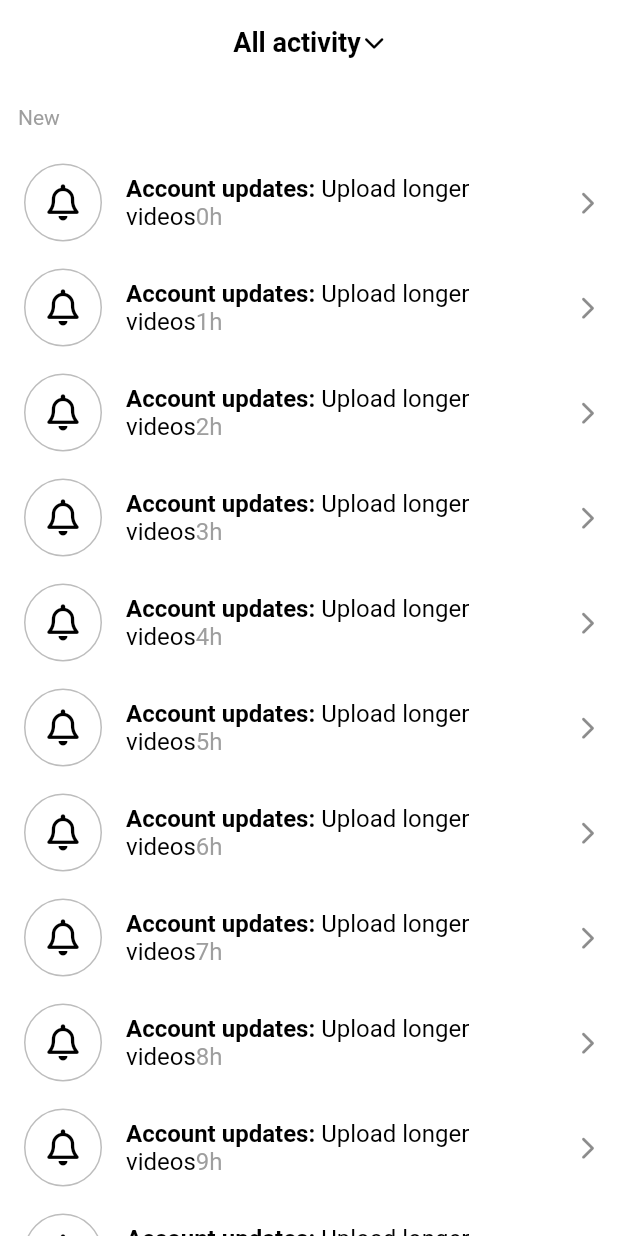
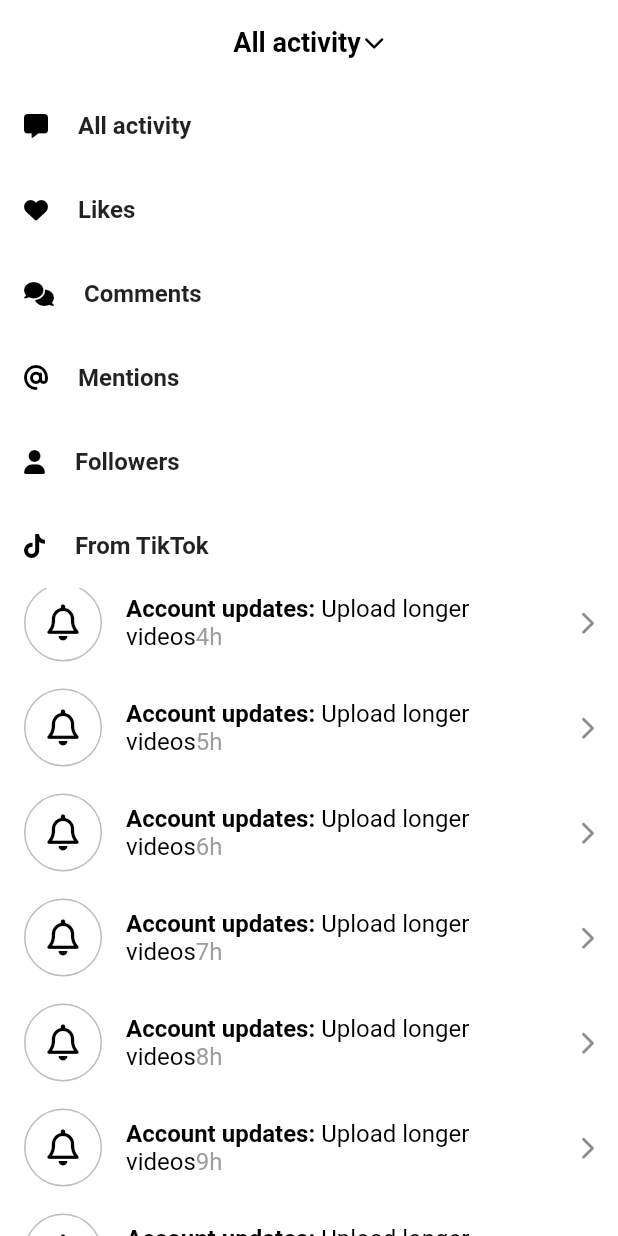
Before and after one commit to acephoenix0/tiktok_clone, a Flutter app: the screen it shows after launch, on a phone screen of 412 x 824 dp. Run offline on Flutter 3.47's test engine with Material 2 defaults, Android fonts, the phone set to English and light mode, and no system bars; our stand-ins replace font_awesome_flutter, video_player, visibility_detector.

Commit message:
SlideTransition 06:29

```diff
--- a/lib/features/inbox/activity_screen.dart
+++ b/lib/features/inbox/activity_screen.dart
@@ -13,6 +13,33 @@ class ActivityScreen extends StatefulWidget {
 class _ActivityScreenState extends State<ActivityScreen>
     with SingleTickerProviderStateMixin {
   final List<String> _notifications = List.generate(20, (index) => '${index}h');
+
+  final List<Map<String, dynamic>> _tabs = [
+    {
+      "title": "All activity",
+      "icon": FontAwesomeIcons.solidMessage,
+    },
+    {
+      "title": "Likes",
+      "icon": FontAwesomeIcons.solidHeart,
+    },
+    {
+      "title": "Comments",
+      "icon": FontAwesomeIcons.solidComments,
+    },
+    {
+      "title": "Mentions",
+      "icon": FontAwesomeIcons.at,
+    },
+    {
+      "title": "Followers",
+      "icon": FontAwesomeIcons.solidUser,
+    },
+    {
+      "title": "From TikTok",
+      "icon": FontAwesomeIcons.tiktok,
+    }
+  ];
 
   late final AnimationController _animationController = AnimationController(
     vsync: this,
@@ -45,12 +72,6 @@ class _ActivityScreenState extends State<ActivityScreen>
   }
 
   @override
-  void dispose() {
-    // TODO: implement dispose
-    super.dispose();
-  }
-
-  @override
   Widget build(BuildContext context) {
     return Scaffold(
       appBar: AppBar(
@@ -72,7 +93,9 @@ class _ActivityScreenState extends State<ActivityScreen>
           ),
         ),
       ),
-      body: ListView(
+      body: Stack(
+        children: [
+          ListView(
             children: [
               Gaps.v14,
               Padding(
@@ -166,6 +189,45 @@ class _ActivityScreenState extends State<ActivityScreen>
                 ),
             ],
           ),
+          Container(
+            decoration: const BoxDecoration(
+              color: Colors.white,
+              borderRadius: BorderRadius.only(
+                bottomLeft: Radius.circular(
+                  Sizes.size4,
+                ),
+                bottomRight: Radius.circular(
+                  Sizes.size4,
+                ),
+              ),
+            ),
+            child: Column(
+              mainAxisSize: MainAxisSize.min,
+              children: [
+                for (var tab in _tabs)
+                  ListTile(
+                    title: Row(
+                      children: [
+                        FaIcon(
+                          tab['icon'],
+                          color: Colors.black,
+                          size: Sizes.size16,
+                        ),
+                        Gaps.h20,
+                        Text(
+                          tab['title'],
+                          style: const TextStyle(
+                            fontWeight: FontWeight.w700,
+                          ),
+                        ),
+                      ],
+                    ),
+                  ),
+              ],
+            ),
+          ),
+        ],
+      ),
     );
   }
 }
```
Lines whose indentation alone changed are shown as unchanged.
